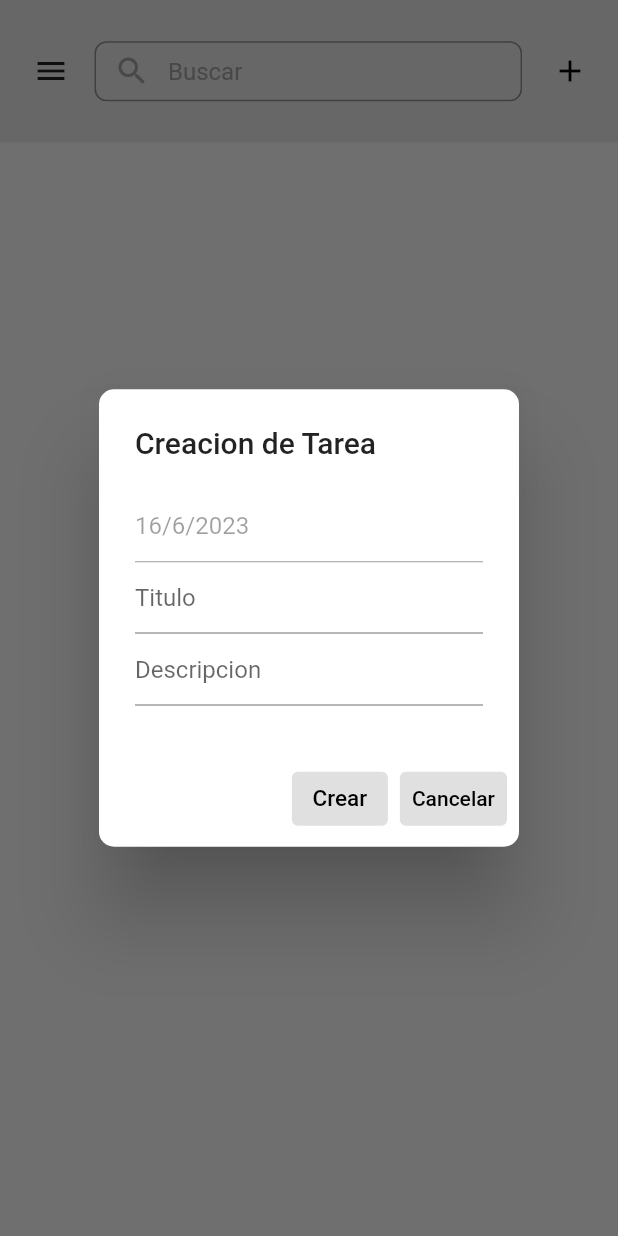
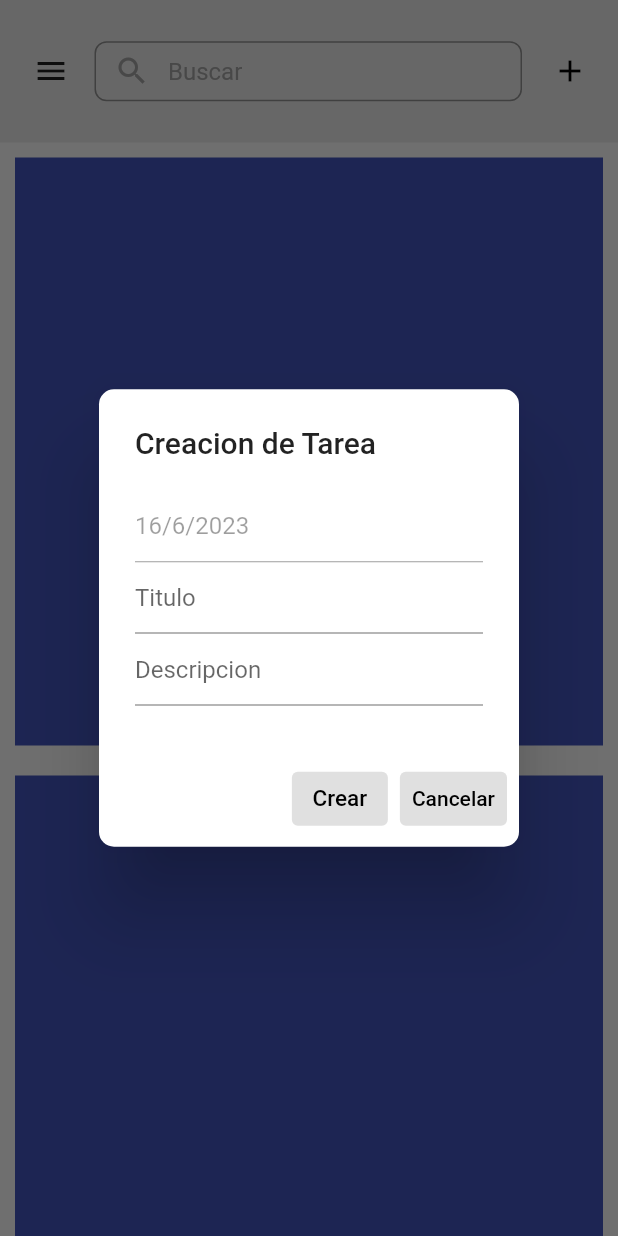
Before and after one commit to MatiasSalomon01/NotesApp, a Flutter app: the screen it shows after launch, after a tap on the "menu" icon, after a tap on "Notas", after a tap on the "add" icon, on a phone screen of 412 x 824 dp. Run offline on Flutter 3.47's test engine with Material 2 defaults, Android fonts, the phone set to English and light mode, and no system bars; network calls fail.

Commit message:
Creacion de NotesService + getAll, disenho y responsiveness del grid

```diff
--- a/lib/main.dart
+++ b/lib/main.dart
@@ -19,6 +19,9 @@ class AppState extends StatelessWidget {
         ),
         ChangeNotifierProvider(
           create: (context) => TodoService(),
+        ),
+        ChangeNotifierProvider(
+          create: (context) => NotesService(),
         )
       ],
       child: const MyApp(),
--- a/lib/services/services.dart
+++ b/lib/services/services.dart
@@ -1,3 +1,3 @@
+export 'package:notes_app/services/notes_service.dart';
 export 'package:notes_app/services/notification_service.dart';
-
 export 'package:notes_app/services/todo_service.dart';
--- a/lib/views/notes_view.dart
+++ b/lib/views/notes_view.dart
@@ -1,10 +1,36 @@
 import 'package:flutter/material.dart';
+import 'package:notes_app/services/services.dart';
+import 'package:provider/provider.dart';
 
 class NotesView extends StatelessWidget {
   const NotesView({super.key});
 
   @override
   Widget build(BuildContext context) {
-    return Container();
+    final notesService = Provider.of<NotesService>(context);
+    final width = MediaQuery.of(context).size.width;
+    return Expanded(
+      child: GridView.builder(
+        shrinkWrap: true,
+        itemCount: 20,
+        gridDelegate: SliverGridDelegateWithFixedCrossAxisCount(
+          crossAxisCount: width > 1024
+              ? 4
+              : width > 713
+                  ? 3
+                  : width > 483
+                      ? 2
+                      : 1,
+        ),
+        itemBuilder: (context, index) {
+          return Container(
+            margin: const EdgeInsets.all(10),
+            color: Colors.indigo,
+            // width: 50,
+            // height: 50,
+          );
+        },
+      ),
+    );
   }
 }
```
Also changed, not shown: lib/services/notes_service.dart (added, +32 -0 lines).
